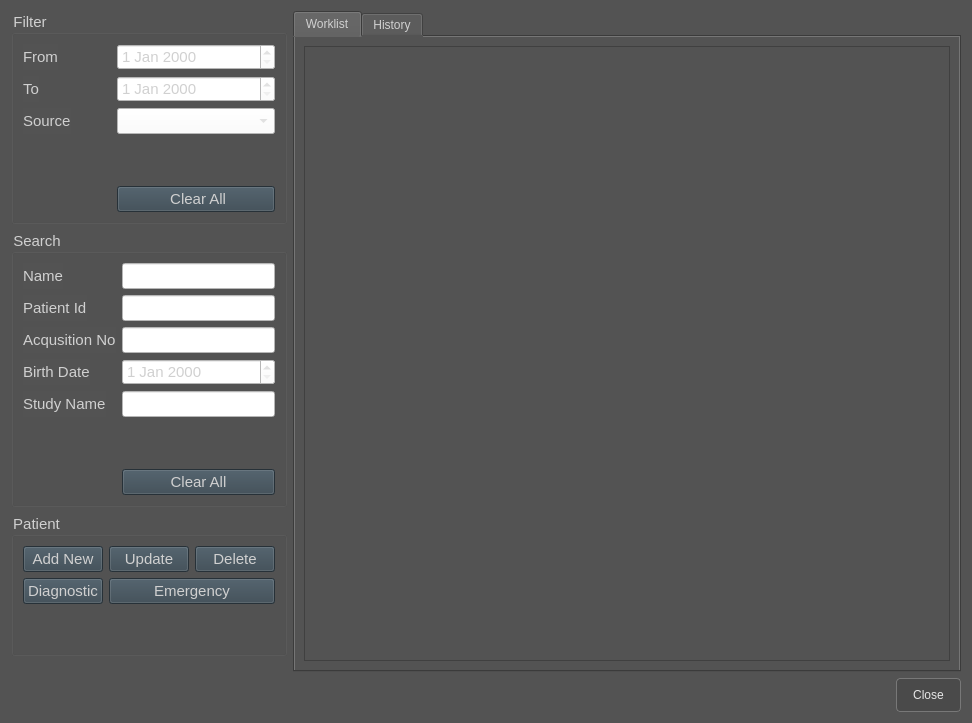
altay-brusan/etrek, file View/Page/WorklistPage.ui: the form before one commit.
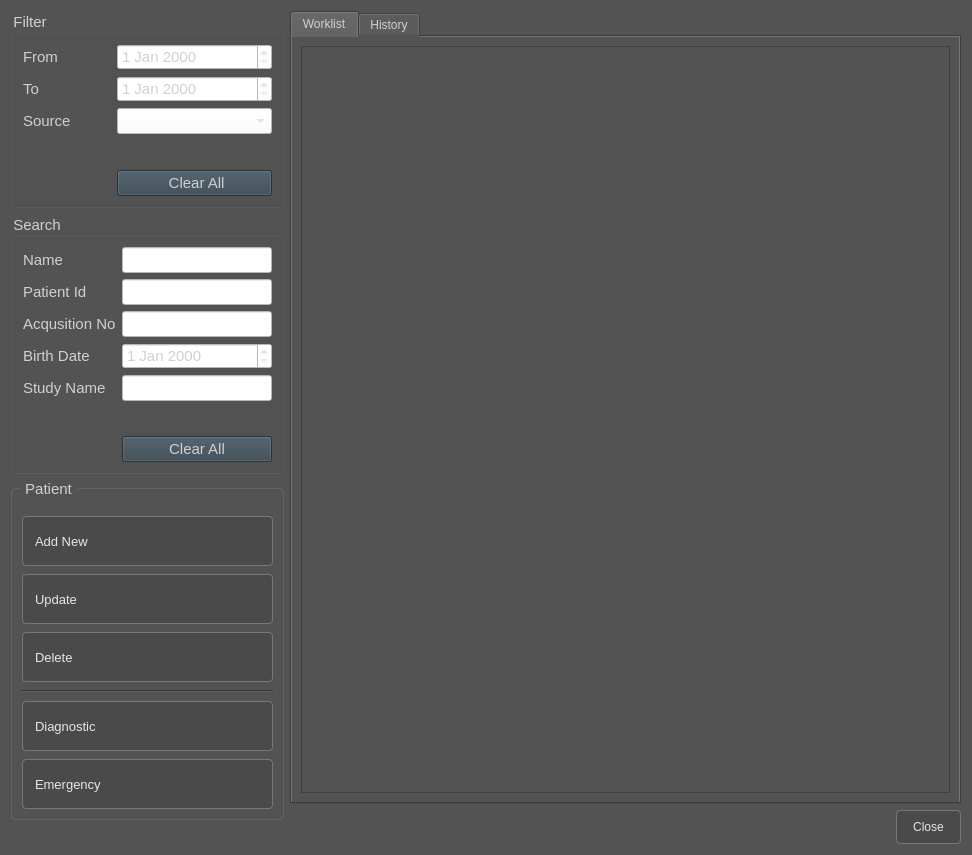
The form after the commit. Icons and pictures are not drawn.

Commit message: Update WorklistPage UI layout and styles

```diff
--- a/View/Page/WorklistPage.ui
+++ b/View/Page/WorklistPage.ui
@@ -7,7 +7,7 @@
     <x>0</x>
     <y>0</y>
     <width>972</width>
-    <height>723</height>
+    <height>855</height>
    </rect>
   </property>
   <property name="windowTitle">
@@ -425,193 +425,207 @@
         </font>
        </property>
        <property name="styleSheet">
-        <string notr="true"/>
+        <string notr="true">QGroupBox {
+    border: 1px solid rgb(100, 100, 100);
+    border-radius: 4px;
+    margin-top: 8px;
+    padding-top: 8px;
+}
+QGroupBox::title {
+    subcontrol-origin: margin;
+    left: 8px;
+    padding: 0 4px;
+}
+QPushButton {
+    border: 1px solid rgb(120, 120, 120);
+    border-radius: 4px;
+    background: rgb(74, 74, 74);
+    color: rgb(230, 230, 230);
+    min-height: 36px;
+    padding: 6px 12px;
+    text-align: left;
+}
+QPushButton:hover {
+    border-color: rgb(160, 160, 160);
+    background: rgb(92, 92, 92);
+}
+QPushButton:pressed {
+    background: rgb(64, 64, 64);
+}
+QPushButton:focus {
+    border-color: rgb(180, 180, 180);
+}
+QPushButton:disabled {
+    border-color: rgb(80, 80, 80);
+    background: rgb(60, 60, 60);
+    color: rgb(130, 130, 130);
+}</string>
        </property>
        <property name="title">
         <string>Patient</string>
        </property>
-       <layout class="QGridLayout" name="gridLayout">
-        <item row="1" column="1" colspan="2">
-         <widget class="QPushButton" name="emergencyPatientBtn">
-          <property name="sizePolicy">
-           <sizepolicy hsizetype="Minimum" vsizetype="Minimum">
-            <horstretch>0</horstretch>
-            <verstretch>0</verstretch>
-           </sizepolicy>
-          </property>
-          <property name="minimumSize">
-           <size>
-            <width>0</width>
-            <height>0</height>
-           </size>
-          </property>
-          <property name="font">
-           <font>
-            <family>Segoe UI</family>
-            <pointsize>11</pointsize>
-            <bold>false</bold>
-           </font>
-          </property>
-          <property name="styleSheet">
-           <string notr="true">background-color: rgb(54, 69, 79);
-</string>
-          </property>
-          <property name="text">
-           <string>Emergency</string>
-          </property>
-          <property name="icon">
-           <iconset>
-            <normaloff>:/images/Icons/runner.png</normaloff>:/images/Icons/runner.png</iconset>
-          </property>
-          <property name="iconSize">
-           <size>
-            <width>32</width>
-            <height>32</height>
-           </size>
-          </property>
-          <property name="shortcut">
-           <string>Alt+Q</string>
-          </property>
-         </widget>
-        </item>
-        <item row="1" column="0">
-         <widget class="QPushButton" name="nonDiagnosticBtn">
-          <property name="sizePolicy">
-           <sizepolicy hsizetype="Minimum" vsizetype="Minimum">
-            <horstretch>0</horstretch>
-            <verstretch>0</verstretch>
-           </sizepolicy>
-          </property>
-          <property name="minimumSize">
-           <size>
-            <width>0</width>
-            <height>0</height>
-           </size>
-          </property>
-          <property name="font">
-           <font>
-            <family>Segoe UI</family>
-            <pointsize>11</pointsize>
-            <bold>false</bold>
-           </font>
-          </property>
-          <property name="styleSheet">
-           <string notr="true">background-color: rgb(54, 69, 79);</string>
-          </property>
-          <property name="text">
-           <string>Diagnostic</string>
-          </property>
-         </widget>
-        </item>
-        <item row="0" column="0">
+       <layout class="QVBoxLayout" name="patientButtonsLayout">
+        <property name="spacing">
+         <number>8</number>
+        </property>
+        <property name="leftMargin">
+         <number>8</number>
+        </property>
+        <property name="topMargin">
+         <number>12</number>
+        </property>
+        <property name="rightMargin">
+         <number>8</number>
+        </property>
+        <property name="bottomMargin">
+         <number>8</number>
+        </property>
+        <item>
          <widget class="QPushButton" name="addNewPatientBtn">
-          <property name="sizePolicy">
-           <sizepolicy hsizetype="Minimum" vsizetype="Minimum">
-            <horstretch>0</horstretch>
-            <verstretch>0</verstretch>
-           </sizepolicy>
-          </property>
-          <property name="minimumSize">
-           <size>
-            <width>0</width>
-            <height>0</height>
-           </size>
-          </property>
           <property name="font">
            <font>
             <family>Segoe UI</family>
-            <pointsize>11</pointsize>
-            <bold>false</bold>
+            <pointsize>10</pointsize>
            </font>
           </property>
-          <property name="styleSheet">
-           <string notr="true">background-color: rgb(54, 69, 79);</string>
-          </property>
           <property name="text">
            <string>Add New</string>
           </property>
+          <property name="icon">
+           <iconset resource="../resources.qrc">
+            <normaloff>:/Images/Asset/Icon/patient-add-new.png</normaloff>:/Images/Asset/Icon/patient-add-new.png</iconset>
+          </property>
+          <property name="iconSize">
+           <size>
+            <width>24</width>
+            <height>24</height>
+           </size>
+          </property>
+          <property name="shortcut">
+           <string>Alt+N</string>
+          </property>
          </widget>
         </item>
-        <item row="0" column="1">
+        <item>
          <widget class="QPushButton" name="updatePatientBtn">
-          <property name="sizePolicy">
-           <sizepolicy hsizetype="Minimum" vsizetype="Minimum">
-            <horstretch>0</horstretch>
-            <verstretch>0</verstretch>
-           </sizepolicy>
-          </property>
-          <property name="minimumSize">
-           <size>
-            <width>0</width>
-            <height>0</height>
-           </size>
-          </property>
           <property name="font">
            <font>
             <family>Segoe UI</family>
-            <pointsize>11</pointsize>
-            <bold>false</bold>
+            <pointsize>10</pointsize>
            </font>
           </property>
-          <property name="styleSheet">
-           <string notr="true">background-color: rgb(54, 69, 79);</string>
-          </property>
           <property name="text">
            <string>Update</string>
           </property>
+          <property name="icon">
+           <iconset resource="../resources.qrc">
+            <normaloff>:/Images/Asset/Icon/patient-update.png</normaloff>:/Images/Asset/Icon/patient-update.png</iconset>
+          </property>
+          <property name="iconSize">
+           <size>
+            <width>24</width>
+            <height>24</height>
+           </size>
+          </property>
+          <property name="shortcut">
+           <string>Alt+U</string>
+          </property>
          </widget>
         </item>
-        <item row="0" column="2">
+        <item>
          <widget class="QPushButton" name="deletePatientBtn">
-          <property name="sizePolicy">
-           <sizepolicy hsizetype="Minimum" vsizetype="Minimum">
-            <horstretch>0</horstretch>
-            <verstretch>0</verstretch>
-           </sizepolicy>
-          </property>
-          <property name="minimumSize">
-           <size>
-            <width>0</width>
-            <height>0</height>
-           </size>
-          </property>
           <property name="font">
            <font>
             <family>Segoe UI</family>
-            <pointsize>11</pointsize>
-            <bold>false</bold>
+            <pointsize>10</pointsize>
            </font>
           </property>
-          <property name="styleSheet">
-           <string notr="true">background-color: rgb(54, 69, 79);</string>
-          </property>
           <property name="text">
            <string>Delete</string>
           </property>
+          <property name="icon">
+           <iconset resource="../resources.qrc">
+            <normaloff>:/Images/Asset/Icon/patient-delete.png</normaloff>:/Images/Asset/Icon/patient-delete.png</iconset>
+          </property>
+          <property name="iconSize">
+           <size>
+            <width>24</width>
+            <height>24</height>
+           </size>
+          </property>
+          <property name="shortcut">
+           <string>Alt+D</string>
+          </property>
          </widget>
         </item>
-        <item row="2" column="0">
-         <spacer name="verticalSpacer_4">
+        <item>
+         <widget class="Line" name="patientButtonsSeparator">
           <property name="orientation">
-           <enum>Qt::Orientation::Vertical</enum>
+           <enum>Qt::Orientation::Horizontal</enum>
           </property>
-          <property name="sizeHint" stdset="0">
+         </widget>
+        </item>
+        <item>
+         <widget class="QPushButton" name="nonDiagnosticBtn">
+          <property name="font">
+           <font>
+            <family>Segoe UI</family>
+            <pointsize>10</pointsize>
+           </font>
+          </property>
+          <property name="text">
+           <string>Diagnostic</string>
+          </property>
+          <property name="icon">
+           <iconset resource="../resources.qrc">
+            <normaloff>:/Images/Asset/Icon/diagnostic-exam.png</normaloff>:/Images/Asset/Icon/diagnostic-exam.png</iconset>
+          </property>
+          <property name="iconSize">
            <size>
-            <width>20</width>
-            <height>40</height>
+            <width>24</width>
+            <height>24</height>
            </size>
           </property>
-         </spacer>
+          <property name="shortcut">
+           <string>Alt+X</string>
+          </property>
+         </widget>
         </item>
         <item>
-         <spacer name="verticalSpacer_5">
+         <widget class="QPushButton" name="emergencyPatientBtn">
+          <property name="font">
+           <font>
+            <family>Segoe UI</family>
+            <pointsize>10</pointsize>
+           </font>
+          </property>
+          <property name="text">
+           <string>Emergency</string>
+          </property>
+          <property name="icon">
+           <iconset resource="../resources.qrc">
+            <normaloff>:/Images/Asset/Icon/emergency-exam.png</normaloff>:/Images/Asset/Icon/emergency-exam.png</iconset>
+          </property>
+          <property name="iconSize">
+           <size>
+            <width>24</width>
+            <height>24</height>
+           </size>
+          </property>
+          <property name="shortcut">
+           <string>Alt+E</string>
+          </property>
+         </widget>
+        </item>
+        <item>
+         <spacer name="patientButtonsSpacer">
           <property name="orientation">
            <enum>Qt::Orientation::Vertical</enum>
           </property>
           <property name="sizeHint" stdset="0">
            <size>
             <width>20</width>
-            <height>40</height>
+            <height>10</height>
            </size>
           </property>
          </spacer>
```
Left out of the diff: 4 changed lines with no effect on the pictures. The commit also changes 1 other file.
